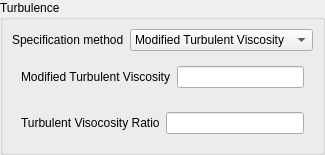
Above: view/setup/boundary_conditions/turbulence_spalart_allmaras_widget.ui from nextfoam/baram before the change. Below: the same form after it.
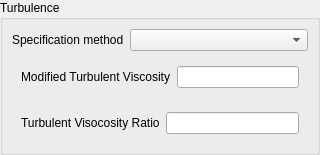
That is the form after the change.

Commit message: Link Operating Conditions dialog to CoreDB issue 12: Add Inviscid Model Apply regions to Boundary Conditions Page Link Boundary Conditions menu to CoreDB

The edit to the form file:
```diff
--- a/view/setup/boundary_conditions/turbulence_spalart_allmaras_widget.ui
+++ b/view/setup/boundary_conditions/turbulence_spalart_allmaras_widget.ui
@@ -67,24 +67,13 @@
           </widget>
          </item>
          <item row="0" column="1">
-          <widget class="QComboBox" name="specificationMethod">
-           <item>
-            <property name="text">
-             <string>Modified Turbulent Viscosity</string>
-            </property>
-           </item>
-           <item>
-            <property name="text">
-             <string>Turbulent Viscosity Ratio</string>
-            </property>
-           </item>
-          </widget>
+          <widget class="QComboBox" name="specificationMethod"/>
          </item>
         </layout>
        </widget>
       </item>
       <item>
-       <widget class="QWidget" name="modifiedTurbulentViscosity" native="true">
+       <widget class="QWidget" name="modifiedTurbulentViscosityWidget" native="true">
         <layout class="QFormLayout" name="formLayout">
          <item row="0" column="0">
           <widget class="QLabel" name="label_2">
@@ -94,7 +83,7 @@
           </widget>
          </item>
          <item row="0" column="1">
-          <widget class="QLineEdit" name="modelTurbulentViscosity">
+          <widget class="QLineEdit" name="modifiedTurbulentViscosity">
            <property name="sizePolicy">
             <sizepolicy hsizetype="Expanding" vsizetype="Fixed">
              <horstretch>0</horstretch>
@@ -107,7 +96,7 @@
        </widget>
       </item>
       <item>
-       <widget class="QWidget" name="turbulentViscosityRatio" native="true">
+       <widget class="QWidget" name="turbulentViscosityRatioWidget" native="true">
         <layout class="QFormLayout" name="formLayout_3">
          <item row="0" column="0">
           <widget class="QLabel" name="label_5">
@@ -117,7 +106,7 @@
           </widget>
          </item>
          <item row="0" column="1">
-          <widget class="QLineEdit" name="lineEdit_2">
+          <widget class="QLineEdit" name="turbulentViscosityRatio">
            <property name="sizePolicy">
             <sizepolicy hsizetype="Expanding" vsizetype="Fixed">
              <horstretch>0</horstretch>
```
The commit also changes 63 other files.
